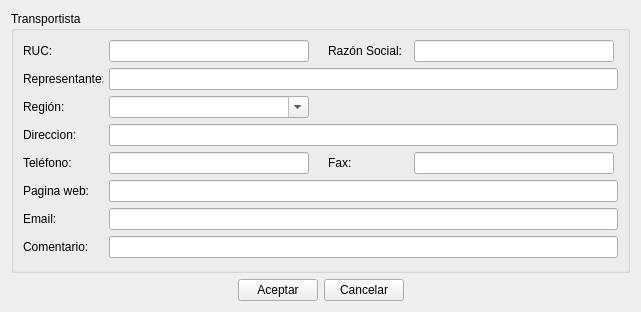
The window that ManagerM/ui_new_transportista.ui (janfranco27/TheProyect) describes before a commit, drawn with Qt 5.
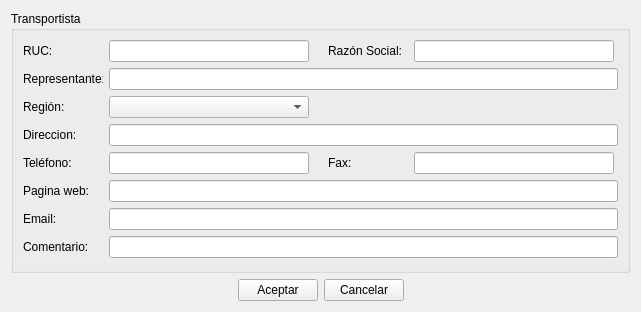
The same window after the commit.

```diff
--- a/ManagerM/ui_new_transportista.ui
+++ b/ManagerM/ui_new_transportista.ui
@@ -171,7 +171,7 @@
                </size>
               </property>
               <property name="editable">
-               <bool>true</bool>
+               <bool>false</bool>
               </property>
               <property name="duplicatesEnabled">
                <bool>false</bool>
```
